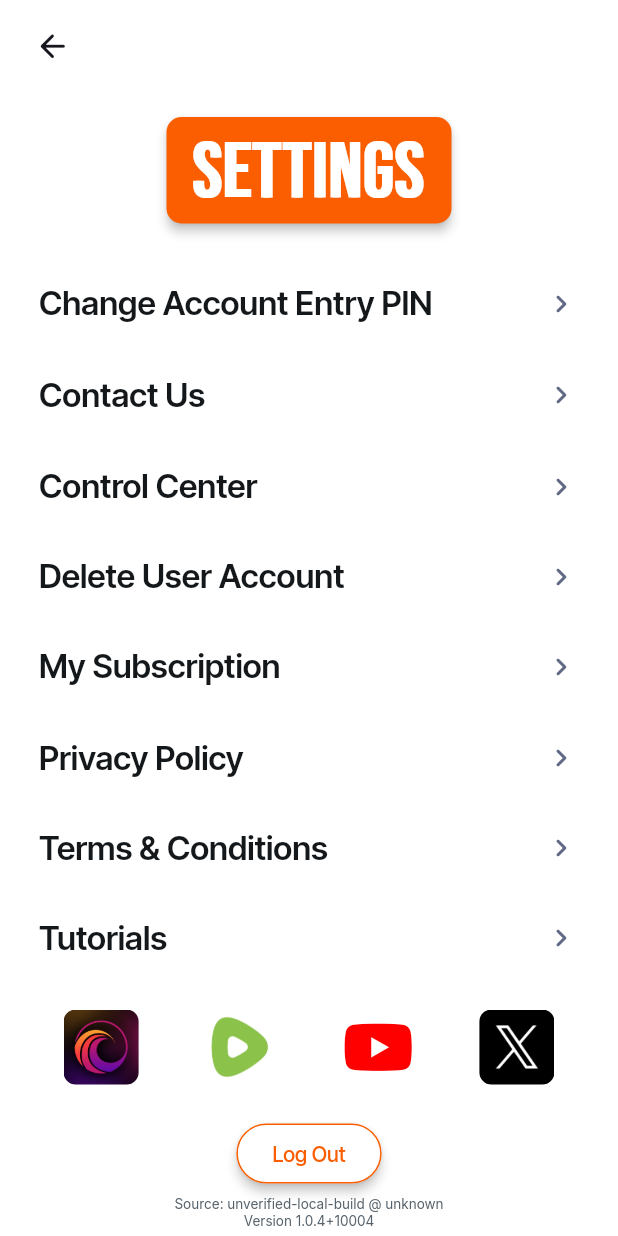
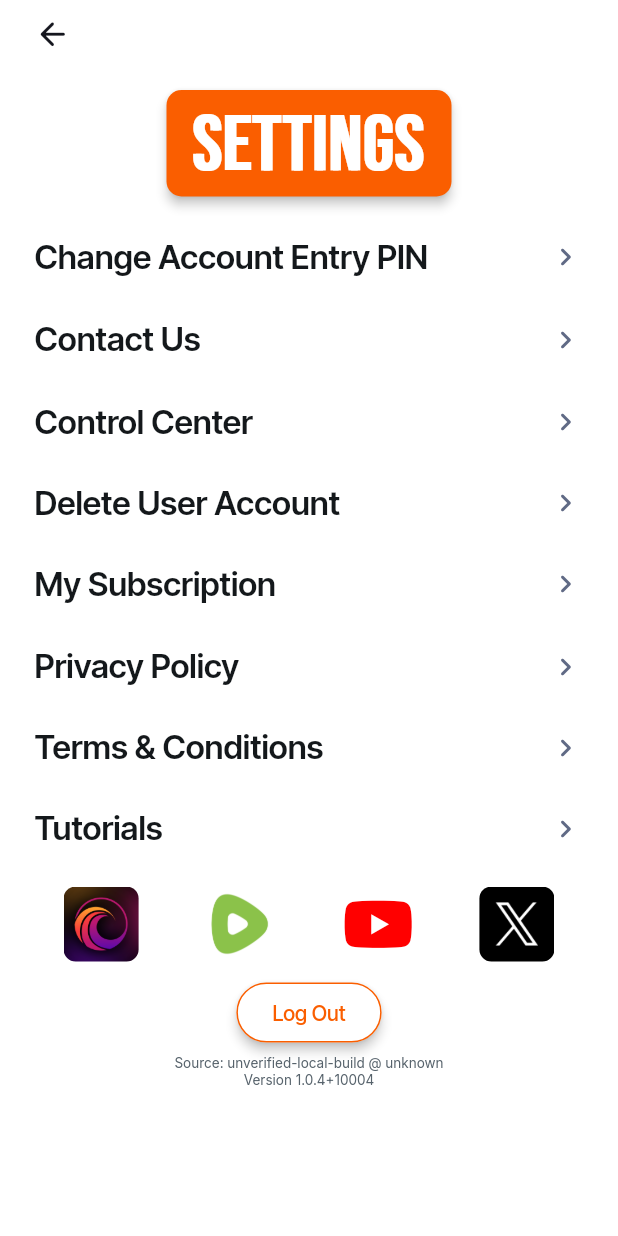
Before and after one commit to decoywalletapp/decoy-wallet-open-source, a Flutter app: the SettingsWidget screen opened by its route, on a phone screen of 412 x 824 dp. Run offline on Flutter 3.47's test engine with Material 3 defaults, Android fonts, the phone set to English and light mode, and no system bars; drawn by our look-alikes of auto_size_text; our stand-ins replace app_links, chewie, cloud_firestore, csv, easy_debounce, equatable and 21 more; missing offline and left inert: app_settings, bip32, bip39, cryptography, json_path, mime_type and 1 more; accounts and stored records are empty; network calls fail; statements that could not run were skipped.

Commit message:
fix: keep settings footer visible on compact screens

```diff
--- a/lib/home_pages/settings/settings_widget.dart
+++ b/lib/home_pages/settings/settings_widget.dart
@@ -43,6 +43,14 @@ class _SettingsWidgetState extends State<SettingsWidget> {
 
   @override
   Widget build(BuildContext context) {
+    final useCompactSettingsLayout = MediaQuery.sizeOf(context).height < 880.0;
+    final settingsSectionGap = useCompactSettingsLayout ? 14.0 : 24.0;
+    final settingsContentGap = useCompactSettingsLayout ? 10.0 : 16.0;
+    final settingsRowHeight = useCompactSettingsLayout ? 54.0 : 60.0;
+    final settingsRowPadding = useCompactSettingsLayout ? 13.0 : 16.0;
+    final settingsBackTopPadding = useCompactSettingsLayout ? 0.0 : 8.0;
+    final settingsSocialBottomPadding = useCompactSettingsLayout ? 4.0 : 10.0;
+
     return GestureDetector(
       onTap: () {
         FocusScope.of(context).unfocus();
@@ -66,8 +74,8 @@ class _SettingsWidgetState extends State<SettingsWidget> {
                     Align(
                       alignment: AlignmentDirectional(-1.0, -1.0),
                       child: Padding(
-                        padding:
-                            EdgeInsetsDirectional.fromSTEB(12.0, 8.0, 0.0, 0.0),
+                        padding: EdgeInsetsDirectional.fromSTEB(
+                            12.0, settingsBackTopPadding, 0.0, 0.0),
                         child: FlutterFlowIconButton(
                           borderColor: Colors.transparent,
                           borderRadius: 30.0,
@@ -172,12 +180,12 @@ class _SettingsWidgetState extends State<SettingsWidget> {
                                 0.0, 0.0, 0.0, 1.0),
                             child: Container(
                               width: 400.0,
-                              height: 60.0,
+                              height: settingsRowHeight,
                               decoration: BoxDecoration(),
                               child: Stack(
                                 children: [
                                   Padding(
-                                    padding: EdgeInsets.all(16.0),
+                                    padding: EdgeInsets.all(settingsRowPadding),
                                     child: Row(
                                       mainAxisSize: MainAxisSize.max,
                                       mainAxisAlignment:
@@ -246,14 +254,15 @@ class _SettingsWidgetState extends State<SettingsWidget> {
                                 0.0, 0.0, 0.0, 1.0),
                             child: Container(
                               width: 400.0,
-                              height: 60.0,
+                              height: settingsRowHeight,
                               decoration: BoxDecoration(),
                               child: Container(
                                 width: 400.0,
                                 child: Stack(
                                   children: [
                                     Padding(
-                                      padding: EdgeInsets.all(16.0),
+                                      padding:
+                                          EdgeInsets.all(settingsRowPadding),
                                       child: Row(
                                         mainAxisSize: MainAxisSize.max,
                                         mainAxisAlignment:
@@ -327,12 +336,12 @@ class _SettingsWidgetState extends State<SettingsWidget> {
                           ),
                           Container(
                             width: double.infinity,
-                            height: 60.0,
+                            height: settingsRowHeight,
                             decoration: BoxDecoration(),
                             child: Stack(
                               children: [
                                 Padding(
-                                  padding: EdgeInsets.all(16.0),
+                                  padding: EdgeInsets.all(settingsRowPadding),
                                   child: Row(
                                     mainAxisSize: MainAxisSize.max,
                                     mainAxisAlignment:
@@ -400,12 +409,12 @@ class _SettingsWidgetState extends State<SettingsWidget> {
                           ),
                           Container(
                             width: double.infinity,
-                            height: 60.0,
+                            height: settingsRowHeight,
                             decoration: BoxDecoration(),
                             child: Stack(
                               children: [
                                 Padding(
-                                  padding: EdgeInsets.all(16.0),
+                                  padding: EdgeInsets.all(settingsRowPadding),
                                   child: Row(
                                     mainAxisSize: MainAxisSize.max,
                                     mainAxisAlignment:
@@ -476,12 +485,12 @@ class _SettingsWidgetState extends State<SettingsWidget> {
                                 0.0, 0.0, 0.0, 1.0),
                             child: Container(
                               width: double.infinity,
-                              height: 60.0,
+                              height: settingsRowHeight,
                               decoration: BoxDecoration(),
                               child: Stack(
                                 children: [
                                   Padding(
-                                    padding: EdgeInsets.all(16.0),
+                                    padding: EdgeInsets.all(settingsRowPadding),
                                     child: Row(
                                       mainAxisSize: MainAxisSize.max,
                                       mainAxisAlignment:
@@ -582,12 +591,12 @@ class _SettingsWidgetState extends State<SettingsWidget> {
                           ),
                           Container(
                             width: double.infinity,
-                            height: 60.0,
+                            height: settingsRowHeight,
                             decoration: BoxDecoration(),
                             child: Stack(
                               children: [
                                 Padding(
-                                  padding: EdgeInsets.all(16.0),
+                                  padding: EdgeInsets.all(settingsRowPadding),
                                   child: Row(
                                     mainAxisSize: MainAxisSize.max,
                                     mainAxisAlignment:
@@ -655,12 +664,12 @@ class _SettingsWidgetState extends State<SettingsWidget> {
                           ),
                           Container(
                             width: double.infinity,
-                            height: 60.0,
+                            height: settingsRowHeight,
                             decoration: BoxDecoration(),
                             child: Stack(
                               children: [
                                 Padding(
-                                  padding: EdgeInsets.all(16.0),
+                                  padding: EdgeInsets.all(settingsRowPadding),
                                   child: Row(
                                     mainAxisSize: MainAxisSize.max,
                                     mainAxisAlignment:
@@ -731,12 +740,12 @@ class _SettingsWidgetState extends State<SettingsWidget> {
                                 0.0, 0.0, 0.0, 1.0),
                             child: Container(
                               width: double.infinity,
-                              height: 60.0,
+                              height: settingsRowHeight,
                               decoration: BoxDecoration(),
                               child: Stack(
                                 children: [
                                   Padding(
-                                    padding: EdgeInsets.all(16.0),
+                                    padding: EdgeInsets.all(settingsRowPadding),
                                     child: Row(
                                       mainAxisSize: MainAxisSize.max,
                                       mainAxisAlignment:
@@ -807,8 +816,8 @@ class _SettingsWidgetState extends State<SettingsWidget> {
                         ],
                       ),
                       Padding(
-                        padding:
-                            EdgeInsetsDirectional.fromSTEB(0.0, 0.0, 0.0, 10.0),
+                        padding: EdgeInsetsDirectional.fromSTEB(
+                            0.0, 0.0, 0.0, settingsSocialBottomPadding),
                         child: Row(
                           mainAxisSize: MainAxisSize.max,
                           mainAxisAlignment: MainAxisAlignment.spaceEvenly,
@@ -1122,10 +1131,10 @@ class _SettingsWidgetState extends State<SettingsWidget> {
                           _buildCompactSourceVerification(context),
                         ],
                       ),
-                    ].divide(SizedBox(height: 16.0)),
+                    ].divide(SizedBox(height: settingsContentGap)),
                   ),
                 ),
-              ].divide(SizedBox(height: 24.0)),
+              ].divide(SizedBox(height: settingsSectionGap)),
             ),
           ),
         ),
```
